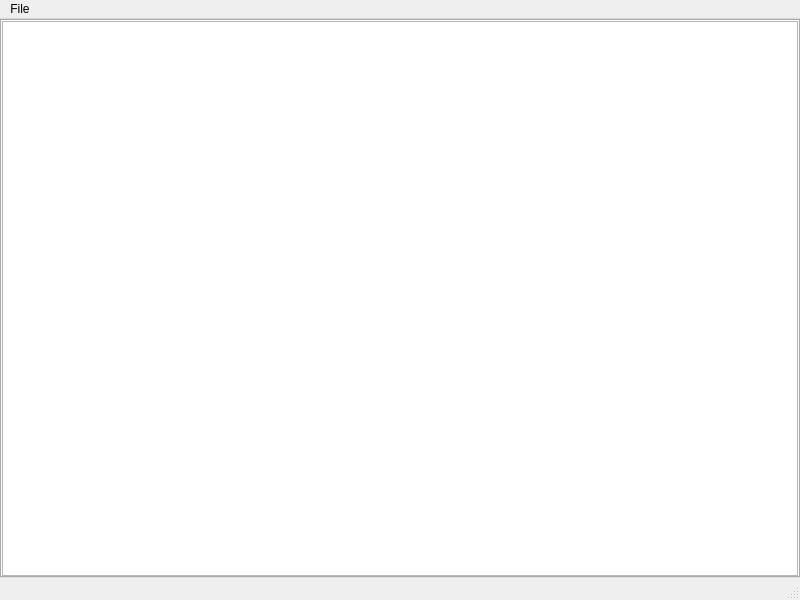
Old version of the form src/views/mainwindow.ui in the repository csb6/accountant.
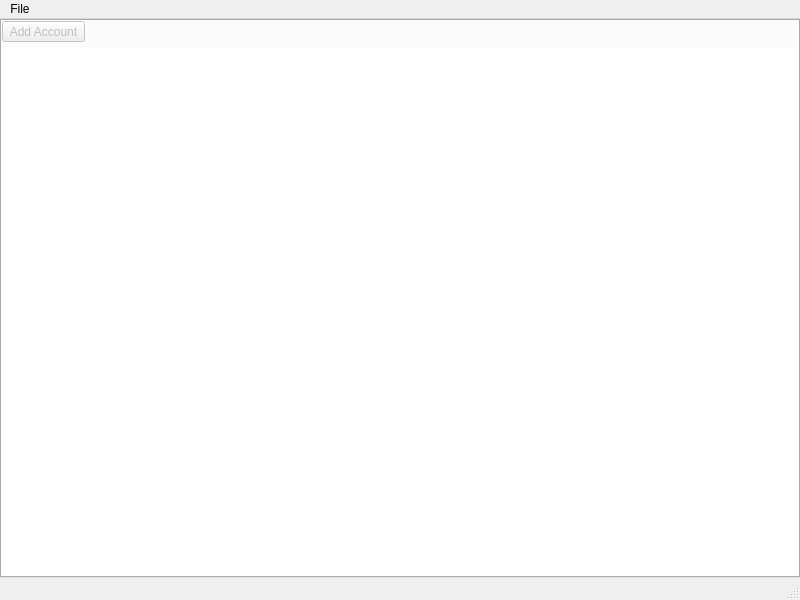
New version of the form. Icons and pictures are not drawn.

Commit message:
Initial implementation of Add Account button
Doesn't currently allow adding accounts at root level or adding placeholder accounts

Patch:
```diff
--- a/src/views/mainwindow.ui
+++ b/src/views/mainwindow.ui
@@ -31,7 +31,7 @@
    <string>Accountant</string>
   </property>
   <widget class="QWidget" name="centralwidget">
-   <layout class="QHBoxLayout" name="horizontalLayout">
+   <layout class="QVBoxLayout" name="verticalLayout">
     <property name="leftMargin">
      <number>0</number>
     </property>
@@ -62,7 +62,7 @@
        <attribute name="toolTip">
         <string>Accounts</string>
        </attribute>
-       <layout class="QHBoxLayout" name="horizontalLayout_2">
+       <layout class="QVBoxLayout" name="verticalLayout_3">
         <property name="leftMargin">
          <number>0</number>
         </property>
@@ -75,8 +75,44 @@
         <property name="bottomMargin">
          <number>0</number>
         </property>
+        <item>
+         <layout class="QHBoxLayout" name="toolbar">
+          <item>
+           <widget class="QToolButton" name="add_account">
+            <property name="enabled">
+             <bool>false</bool>
+            </property>
+            <property name="toolTip">
+             <string>Add Account</string>
+            </property>
+            <property name="text">
+             <string>Add Account</string>
+            </property>
+            <property name="icon">
+             <iconset theme="QIcon::ThemeIcon::ListAdd"/>
+            </property>
+           </widget>
+          </item>
+          <item>
+           <spacer name="spacer">
+            <property name="orientation">
+             <enum>Qt::Orientation::Horizontal</enum>
+            </property>
+            <property name="sizeHint" stdset="0">
+             <size>
+              <width>0</width>
+              <height>0</height>
+             </size>
+            </property>
+           </spacer>
+          </item>
+         </layout>
+        </item>
         <item>
          <widget class="QTreeView" name="account_tree_view">
+          <property name="frameShape">
+           <enum>QFrame::Shape::NoFrame</enum>
+          </property>
           <property name="editTriggers">
            <set>QAbstractItemView::EditTrigger::NoEditTriggers</set>
           </property>
```
The commit also changes 7 other files.
